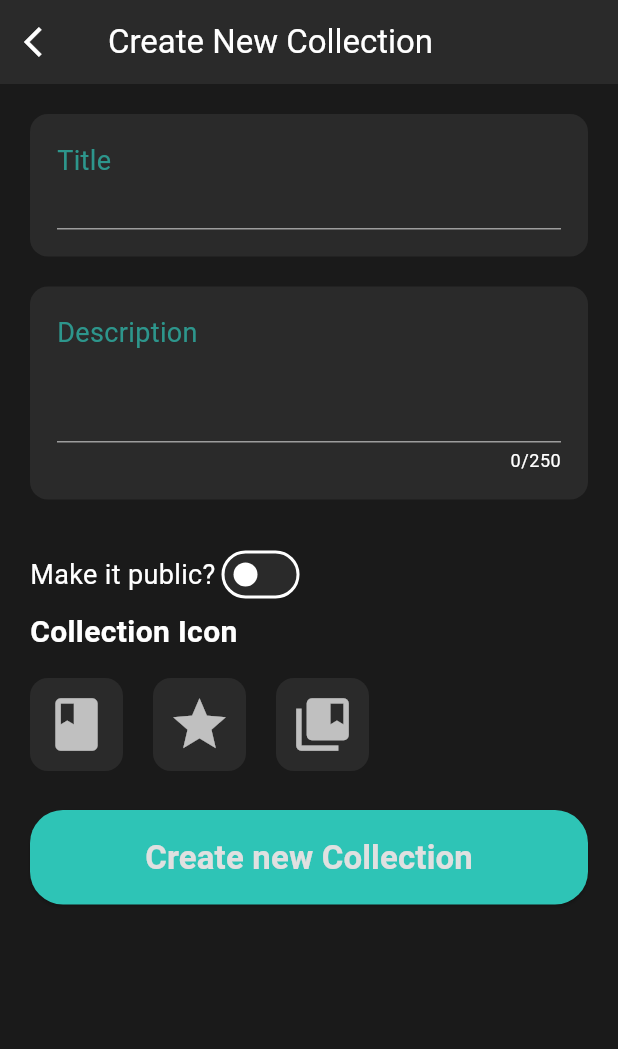
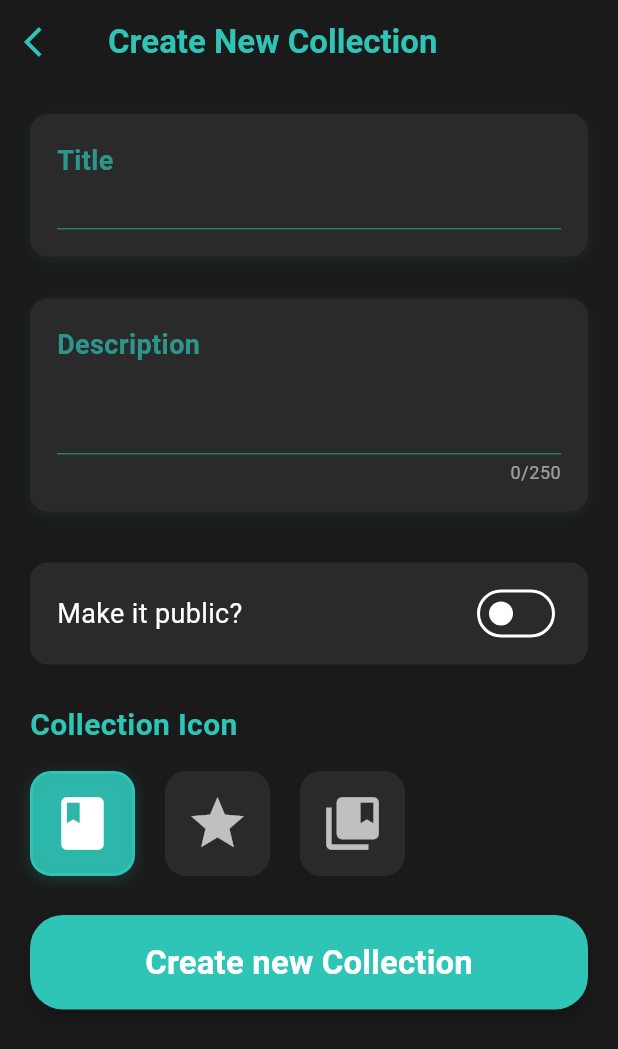
Before and after one commit to lvdwijngaart/ai-language-tutor, a Flutter app: the AddCollectionScreen screen opened by its route, on a phone screen of 412 x 824 dp. Shown: the top 1049 px of the screen. Run offline on Flutter 3.47's test engine with Material 3 defaults, Android fonts, the phone set to English and light mode, and no system bars; our stand-ins replace flutter_dotenv, go_router, logger, permission_handler, speech_to_text, supabase_flutter; missing offline and left inert: dart_openai; accounts and stored records are empty.

Commit message:
Altered the create collection screen and started on sentence suggestion feature

```diff
--- a/lib/router/app_router.dart
+++ b/lib/router/app_router.dart
@@ -1,5 +1,6 @@
 import 'package:ai_lang_tutor_v2/constants/app_transitions.dart';
 import 'package:ai_lang_tutor_v2/screens/collections/add_collection_screen.dart';
+import 'package:ai_lang_tutor_v2/screens/collections/sentence_suggestions.dart';
 import 'package:ai_lang_tutor_v2/screens/home/bottom_navigation.dart';
 import 'package:flutter/material.dart';
 import 'package:go_router/go_router.dart';
@@ -117,6 +118,11 @@ class AppRouter {
           return AppTransitions.slideUptransition(key: state.pageKey, child: AddCollectionScreen());
         }
       ),
+      GoRoute(
+        path: '/collections/create/suggestions',
+        name: 'sentence-suggestions',
+        builder: (context, state) => const SentenceSuggestions(),
+      )
     ],
 
     // Error page
--- a/lib/screens/collections/add_collection_screen.dart
+++ b/lib/screens/collections/add_collection_screen.dart
@@ -20,11 +20,14 @@ class _AddCollectionScreenState extends State<AddCollectionScreen> {
   final _formKey = GlobalKey<FormState>();
   final _titleController = TextEditingController();
   final _descriptionController = TextEditingController();
-  IconData? _selectedIcon;
+  IconData? _selectedIcon = iconNameMap.values.first;
   bool isPublic = false;
-  Language language = Language.spanish;
+  Language language = Language
+      .spanish; // TODO: Still have to decide how language will be worked into the whole app
+
   // Get all IconData values from iconNameMap
   final List<IconData> icons = iconNameMap.values.toList();
+
   // State that holds possibly preset options to add to the collection?
 
   @override
@@ -35,6 +38,10 @@ class _AddCollectionScreenState extends State<AddCollectionScreen> {
   }
 
   void createNewCollection() async {
+    if (!_formKey.currentState!.validate()) {
+      return;
+    }
+
     try {
       final userId = supabase.auth.currentUser!.id;
       final String collectionResult =
@@ -67,7 +74,7 @@ class _AddCollectionScreenState extends State<AddCollectionScreen> {
               backgroundColor: AppColors.successColor,
             ),
           );
-          Navigator.of(context).pop();
+          context.go('/collections/create/suggestions');
         }
       }
     } catch (e) {
@@ -86,40 +93,61 @@ class _AddCollectionScreenState extends State<AddCollectionScreen> {
   @override
   Widget build(BuildContext context) {
     return Scaffold(
+      backgroundColor: AppColors.darkBackground,
       appBar: AppBar(
-        title: Text('Create New Collection'),
+        backgroundColor: AppColors.darkBackground,
+        elevation: 0,
+        title: Text(
+          'Create New Collection',
+          style: TextStyle(
+            color: AppColors.secondaryAccent,
+            fontWeight: FontWeight.bold,
+          ),
+        ),
         leading: IconButton(
-          onPressed: () {
-            Navigator.of(context).pop();
-          },
-          icon: Icon(Icons.arrow_back_ios),
+          onPressed: () => Navigator.of(context).pop(),
+          icon: Icon(Icons.arrow_back_ios, color: AppColors.secondaryAccent),
         ),
       ),
       body: SingleChildScrollView(
-        child: Container(
+        child: Padding(
           padding: const EdgeInsets.all(20),
           child: Form(
             key: _formKey,
             child: Column(
               crossAxisAlignment: CrossAxisAlignment.start,
               children: [
+                // Title input
                 _buildInputContainer(
                   label: 'Title',
                   controller: _titleController,
+                  isRequired: true,
                 ),
                 const SizedBox(height: 20),
 
+                // Description input
                 _buildInputContainer(
                   label: 'Description',
                   controller: _descriptionController,
+                  isRequired: false,
                   maxLines: 5,
                   minLines: 2,
                   maxLength: 250,
                 ),
                 const SizedBox(height: 26),
 
-                Row(
-                  mainAxisAlignment: MainAxisAlignment.start,
+                // Public toggle
+                Container(
+                  padding: const EdgeInsets.symmetric(
+                    horizontal: 18,
+                    vertical: 10,
+                  ),
+                  decoration: BoxDecoration(
+                    color: AppColors.cardBackground,
+                    borderRadius: BorderRadius.circular(12),
+                  ),
+                  child: Row(
+                    mainAxisAlignment: MainAxisAlignment.spaceBetween,
                     children: [
                       Text(
                         'Make it public?',
@@ -132,12 +160,15 @@ class _AddCollectionScreenState extends State<AddCollectionScreen> {
                             isPublic = value;
                           });
                         },
-                      activeTrackColor: AppColors.secondaryAccent,
-                      activeColor: Colors.white,
-
+                        activeTrackColor: AppColors.secondaryAccent.withOpacity(
+                          0.5,
+                        ),
+                        activeColor: AppColors.secondaryAccent,
                       ),
                     ],
                   ),
+                ),
+                const SizedBox(height: 26),
 
                 // Icon selection
                 _buildIconWrap(icons, (IconData icon) {
@@ -148,8 +179,7 @@ class _AddCollectionScreenState extends State<AddCollectionScreen> {
                 const SizedBox(height: 26),
 
                 // Create Button
-                Center(
-                  child: SizedBox(
+                SizedBox(
                   width: double.infinity,
                   child: ElevatedButton(
                     onPressed: () => createNewCollection(),
@@ -160,10 +190,12 @@ class _AddCollectionScreenState extends State<AddCollectionScreen> {
                       shape: RoundedRectangleBorder(
                         borderRadius: BorderRadius.circular(22),
                       ),
+                      elevation: 4,
                     ),
                     child: Text(
                       'Create new Collection',
-                        style: AppTextStyles.heading2,
+                      style: AppTextStyles.heading2.copyWith(
+                        color: Colors.white,
                       ),
                     ),
                   ),
@@ -179,49 +211,63 @@ class _AddCollectionScreenState extends State<AddCollectionScreen> {
   Widget _buildInputContainer({
     required String label,
     required TextEditingController controller,
+    required bool isRequired,
     int maxLines = 1,
     int? minLines,
     int? maxLength,
-    // required
   }) {
     return Container(
+      margin: const EdgeInsets.only(bottom: 8),
       padding: const EdgeInsets.all(18),
       decoration: BoxDecoration(
         color: AppColors.cardBackground,
         borderRadius: BorderRadius.circular(12),
+        boxShadow: [
+          BoxShadow(
+            color: AppColors.secondaryAccent.withOpacity(0.08),
+            blurRadius: 8,
+            offset: Offset(0, 2),
+          ),
+        ],
       ),
       child: Column(
         crossAxisAlignment: CrossAxisAlignment.start,
         children: [
-          // Label
           Text(
             label,
             style: TextStyle(
               color: AppColors.secondaryAccent.withOpacity(0.7),
               fontSize: 18,
+              fontWeight: FontWeight.bold,
             ),
           ),
           const SizedBox(height: 6),
-
-          // Input field
           TextFormField(
             controller: controller,
+            validator: (value) {
+              if (isRequired && (value == null || value.trim().isEmpty)) {
+                return '$label is required';
+              }
+              return null;
+            },
             maxLines: maxLines,
             minLines: minLines,
             maxLength: maxLength,
             style: const TextStyle(color: Colors.white, fontSize: 18),
-            decoration: const InputDecoration(
+            decoration: InputDecoration(
               enabledBorder: UnderlineInputBorder(
-                borderSide: BorderSide(color: Colors.white54),
+                borderSide: BorderSide(
+                  color: AppColors.secondaryAccent.withOpacity(0.5),
+                ),
               ),
               focusedBorder: UnderlineInputBorder(
-                borderSide: BorderSide(color: Colors.white54),
+                borderSide: BorderSide(color: AppColors.secondaryAccent),
               ),
               isDense: true,
               contentPadding: EdgeInsets.zero,
+              counterStyle: TextStyle(color: Colors.white54),
             ),
           ),
-          // Description
         ],
       ),
     );
@@ -238,7 +284,7 @@ class _AddCollectionScreenState extends State<AddCollectionScreen> {
         Text(
           'Collection Icon',
           style: TextStyle(
-            color: Colors.white,
+            color: AppColors.secondaryAccent,
             fontSize: 20,
             fontWeight: FontWeight.bold,
           ),
@@ -251,19 +297,32 @@ class _AddCollectionScreenState extends State<AddCollectionScreen> {
             final isSelected = icon == selectedIcon;
             return GestureDetector(
               onTap: () => onSelect(icon),
-              child: Container(
-                padding: const EdgeInsets.all(10),
+              child: AnimatedContainer(
+                duration: Duration(milliseconds: 200),
+                padding: const EdgeInsets.all(12),
                 decoration: BoxDecoration(
                   color: isSelected
-                      ? AppColors.secondaryAccent.withOpacity(0.8)
+                      ? AppColors.secondaryAccent.withOpacity(0.9)
                       : AppColors.cardBackground,
-                  borderRadius: BorderRadius.circular(12),
+                  borderRadius: BorderRadius.circular(14),
+                  border: Border.all(
+                    color: isSelected
+                        ? AppColors.secondaryAccent
+                        : Colors.transparent,
+                    width: 2,
+                  ),
+                  boxShadow: [
+                    if (isSelected)
+                      BoxShadow(
+                        color: AppColors.secondaryAccent.withOpacity(0.2),
+                        blurRadius: 8,
+                        offset: Offset(0, 2),
+                      ),
+                  ],
                 ),
                 child: Icon(
                   icon,
-                  color: isSelected
-                      ? Colors.white.withOpacity(0.8)
-                      : Colors.white70,
+                  color: isSelected ? Colors.white : Colors.white70,
                   size: 42,
                 ),
               ),
```
Also changed, not shown: lib/screens/collections/sentence_suggestions.dart (added, +60 -0 lines), 3 other files. Lines whose indentation alone changed are shown as unchanged.
